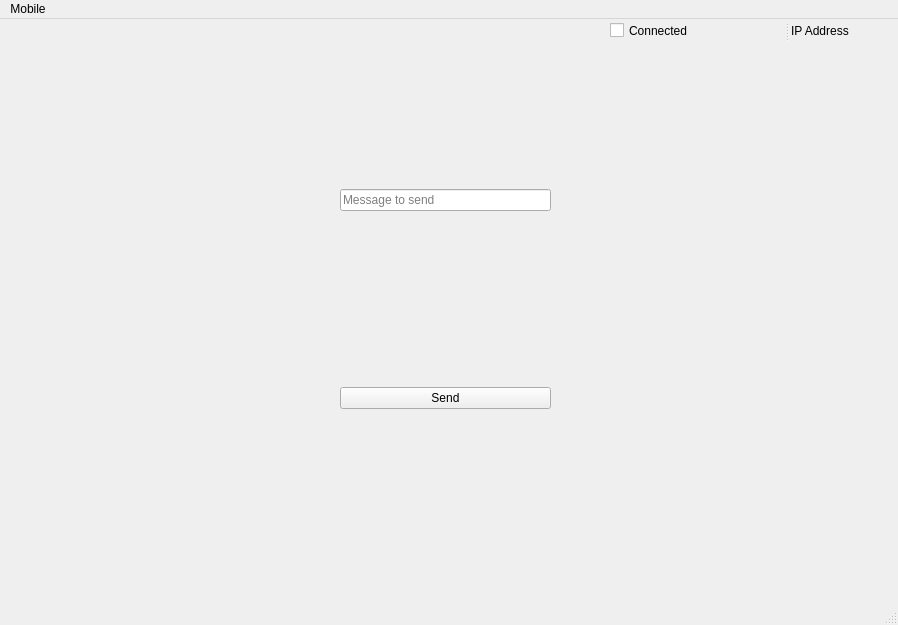
This is gui/main.ui in rcostapr/gsm-meter-reading-system as Qt 5 draws it before an edit. The edited form follows.
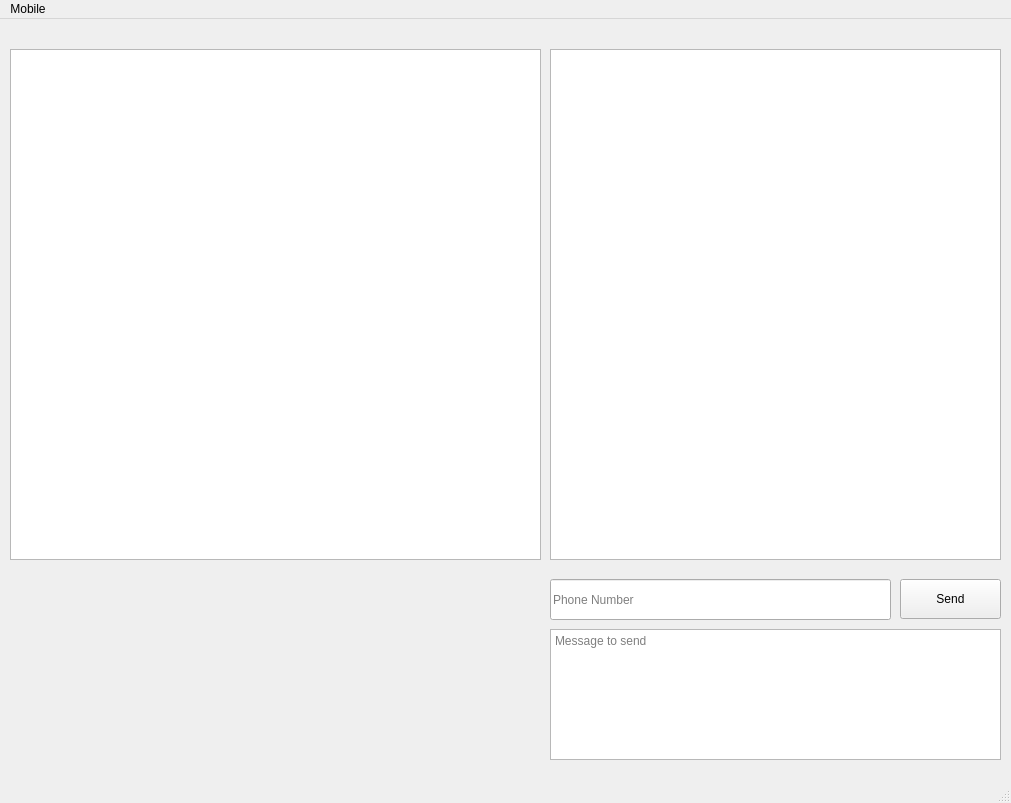
This is the edited form. Icons and pictures are not drawn.

Diff of the .ui file:
```diff
--- a/gui/main.ui
+++ b/gui/main.ui
@@ -6,68 +6,93 @@
    <rect>
     <x>0</x>
     <y>0</y>
-    <width>898</width>
-    <height>625</height>
+    <width>1011</width>
+    <height>803</height>
    </rect>
   </property>
+  <property name="sizePolicy">
+   <sizepolicy hsizetype="Preferred" vsizetype="Preferred">
+    <horstretch>0</horstretch>
+    <verstretch>0</verstretch>
+   </sizepolicy>
+  </property>
+  <property name="minimumSize">
+   <size>
+    <width>1011</width>
+    <height>803</height>
+   </size>
+  </property>
+  <property name="maximumSize">
+   <size>
+    <width>1011</width>
+    <height>803</height>
+   </size>
+  </property>
+  <property name="focusPolicy">
+   <enum>Qt::TabFocus</enum>
+  </property>
   <property name="windowTitle">
    <string>MainWindow</string>
   </property>
   <widget class="QWidget" name="centralwidget">
-   <widget class="QWidget" name="verticalLayoutWidget">
+   <widget class="QPushButton" name="sendButton">
     <property name="geometry">
      <rect>
-      <x>340</x>
-      <y>0</y>
-      <width>211</width>
-      <height>561</height>
+      <x>900</x>
+      <y>560</y>
+      <width>101</width>
+      <height>40</height>
      </rect>
     </property>
-    <layout class="QVBoxLayout" name="verticalLayout">
-     <item>
-      <widget class="QLineEdit" name="lineEdit">
-       <property name="placeholderText">
-        <string>Message to send</string>
-       </property>
-      </widget>
-     </item>
-     <item>
-      <widget class="QPushButton" name="sendButton">
-       <property name="text">
-        <string>Send</string>
-       </property>
-      </widget>
-     </item>
-    </layout>
+    <property name="text">
+     <string>Send</string>
+    </property>
    </widget>
-   <widget class="QSplitter" name="splitter">
+   <widget class="QListView" name="lstLog">
     <property name="geometry">
      <rect>
-      <x>610</x>
-      <y>0</y>
-      <width>300</width>
-      <height>23</height>
+      <x>550</x>
+      <y>30</y>
+      <width>451</width>
+      <height>511</height>
      </rect>
     </property>
-    <property name="orientation">
-     <enum>Qt::Horizontal</enum>
+   </widget>
+   <widget class="QLineEdit" name="txtNumber">
+    <property name="geometry">
+     <rect>
+      <x>550</x>
+      <y>560</y>
+      <width>341</width>
+      <height>41</height>
+     </rect>
     </property>
-    <property name="handleWidth">
-     <number>8</number>
+    <property name="placeholderText">
+     <string>Phone Number</string>
     </property>
-    <widget class="QCheckBox" name="checkBox">
-     <property name="text">
-      <string>Connected</string>
-     </property>
-     <property name="checkable">
-      <bool>false</bool>
-     </property>
-    </widget>
-    <widget class="QLabel" name="labelIpAddress">
-     <property name="text">
-      <string>IP Address</string>
-     </property>
-    </widget>
+   </widget>
+   <widget class="QPlainTextEdit" name="txtMsg">
+    <property name="geometry">
+     <rect>
+      <x>550</x>
+      <y>610</y>
+      <width>451</width>
+      <height>131</height>
+     </rect>
+    </property>
+    <property name="placeholderText">
+     <string>Message to send</string>
+    </property>
+   </widget>
+   <widget class="QListView" name="lstMsg">
+    <property name="geometry">
+     <rect>
+      <x>10</x>
+      <y>30</y>
+      <width>531</width>
+      <height>511</height>
+     </rect>
+    </property>
    </widget>
   </widget>
   <widget class="QMenuBar" name="menubar">
@@ -75,7 +100,7 @@
     <rect>
      <x>0</x>
      <y>0</y>
-     <width>898</width>
+     <width>1011</width>
      <height>22</height>
     </rect>
    </property>
```
Left out of the diff: 12 changed lines with no effect on the pictures.
